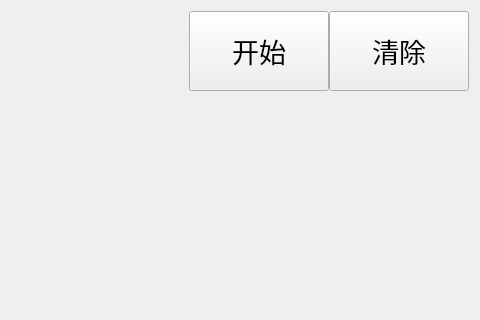
Before: the Qt Designer form 4-QtTest/1-Project/4-XVPlayer/Clock/StopwatchWdg.ui in gtoo8888/-C-, drawn with Qt 5; both pictures show x 720 to 1200 and y 0 to 320 of the 1200 by 800 pixel window.
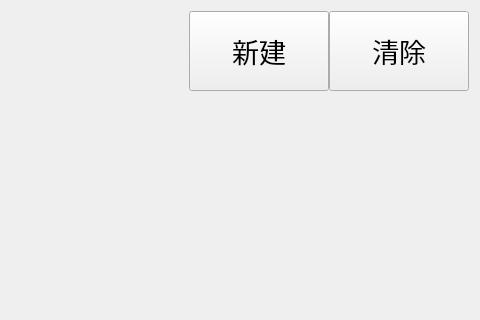
After: the same form once the commit is applied.

```diff
--- a/4-QtTest/1-Project/4-XVPlayer/Clock/StopwatchWdg.ui
+++ b/4-QtTest/1-Project/4-XVPlayer/Clock/StopwatchWdg.ui
@@ -95,7 +95,7 @@
          </font>
         </property>
         <property name="text">
-         <string>开始</string>
+         <string>新建</string>
         </property>
        </widget>
       </item>
```
Left out of the diff: 6 changed lines with no effect on the pictures.
